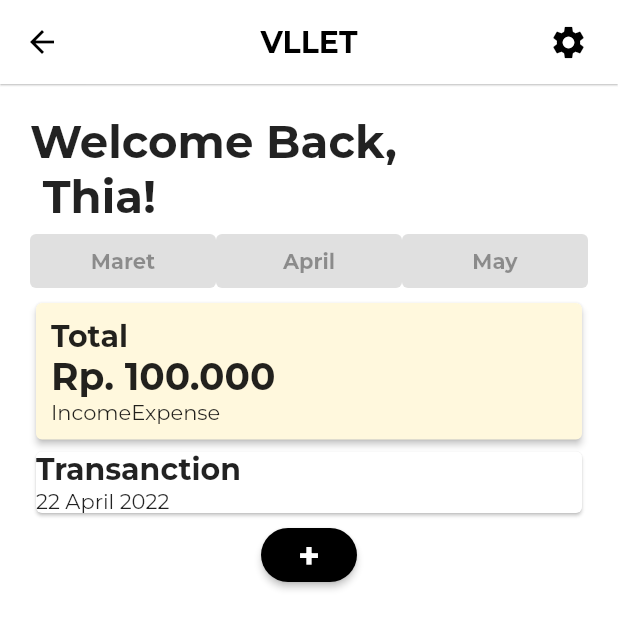
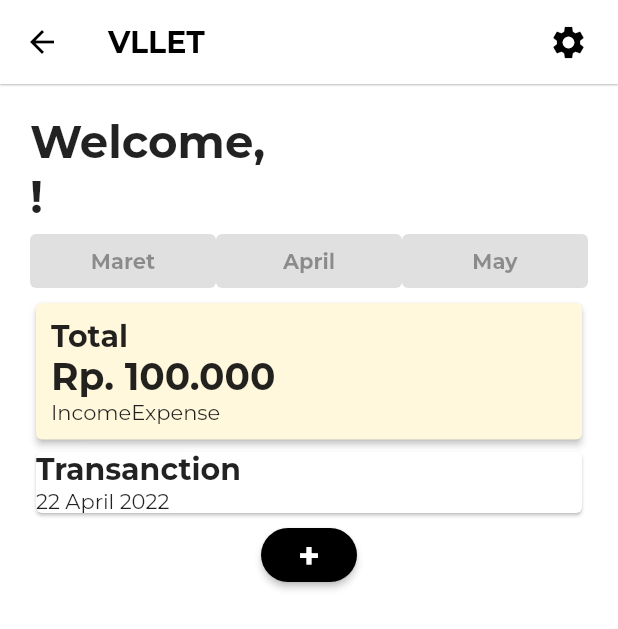
Before and after one commit to mjudianto/VLLET, a Flutter app: the screen it shows after launch, after a tap on an icon or button, on a phone screen of 412 x 824 dp. Shown: the top 629 px of the screen. Run offline on Flutter 3.47's test engine with Material 2 defaults, Android fonts, the phone set to English and light mode, and no system bars.

Commit message:
add username to home

```diff
--- a/lib/pages/home.dart
+++ b/lib/pages/home.dart
@@ -1,20 +1,18 @@
+import 'package:flutter/src/foundation/key.dart';
+import 'package:flutter/src/widgets/framework.dart';
+
 import 'package:flutter/material.dart';
 import 'package:vllet/pages/addtransaction.dart';
 import 'package:vllet/pages/setting.dart';
 
-class Home extends StatefulWidget {
-  Home({Key? key}) : super(key: key);
+class Home extends StatelessWidget {
+  String username;
+  Home(this.username);
 
-  @override
-  State<Home> createState() => _HomeState();
-}
-
-class _HomeState extends State<Home> {
   @override
   Widget build(BuildContext context) {
     return Scaffold(
       appBar: AppBar(
-        centerTitle: mounted,
         title: const Text("VLLET",
             style: TextStyle(
               fontWeight: FontWeight.bold,
@@ -45,9 +43,12 @@ class _HomeState extends State<Home> {
           mainAxisAlignment: MainAxisAlignment.start,
           crossAxisAlignment: CrossAxisAlignment.stretch,
           children: [
-            const Text(
-              "Welcome Back,\n Thia!",
-              style: TextStyle(fontSize: 30, fontWeight: FontWeight.bold),
+            Text(
+              "Welcome, \n" + username + "!",
+              style: TextStyle(
+                fontSize: 30,
+                fontWeight: FontWeight.w700,
+              ),
             ),
             Row(
               children: const [
--- a/lib/pages/register.dart
+++ b/lib/pages/register.dart
@@ -1,8 +1,14 @@
 import 'package:flutter/material.dart';
+import 'package:flutter/src/foundation/key.dart';
+import 'package:flutter/src/widgets/framework.dart';
 
-import 'home.dart';
+import './home.dart';
+
 
 class Register extends StatelessWidget {
+
+  final myController = TextEditingController();
+
   @override
   Widget build(BuildContext context) {
     return MaterialApp(
@@ -23,7 +29,7 @@ class Register extends StatelessWidget {
             mainAxisAlignment: MainAxisAlignment.center,
             crossAxisAlignment: CrossAxisAlignment.center,
             children: [
-              const Expanded(
+              Expanded(
                 child: Center(
                   child: Align(
                     alignment: Alignment.bottomCenter,
@@ -32,8 +38,7 @@ class Register extends StatelessWidget {
                       style: TextStyle(
                         color: Colors.white,
                         fontSize: 50,
-                        fontWeight: FontWeight.w700,
-                      ),
+                        fontWeight: FontWeight.w700,),
                     ),
                   ),
                 ),
@@ -45,23 +50,25 @@ class Register extends StatelessWidget {
                     mainAxisAlignment: MainAxisAlignment.end,
                     crossAxisAlignment: CrossAxisAlignment.start,
                     children: [
-                      const Text(
+                      Text(
                         "How Should We Call You?",
                         style: TextStyle(
                           fontSize: 25,
                           fontWeight: FontWeight.w700,
                         ),
                       ),
-                      const Center(
+                      Center(
                         child: Align(
                           alignment: Alignment.bottomCenter,
-                          child: TextField(
+                          child : TextField(
+                            controller: myController,
                             decoration: InputDecoration(
                               border: null,
                               hintText: 'Your Name',
                               hintStyle: TextStyle(
                                 fontSize: 20,
-                                )),
+                              )
+                            ),
                           ),
                         ),
                       ),
@@ -73,24 +80,24 @@ class Register extends StatelessWidget {
                           child: ElevatedButton(
                             style: ElevatedButton.styleFrom(
                               primary: Colors.black,
-                                shape: RoundedRectangleBorder(
-                                    borderRadius: BorderRadius.circular(20)),
+                              shape: RoundedRectangleBorder(borderRadius: BorderRadius.circular(20)),
                             ),
                             onPressed: () {
                               Navigator.push(
                                 context,
                                 MaterialPageRoute(
-                                      builder: (context) => Home()),
+                                  builder: (context) => Home(myController.text)),
                               );
                             },
-                              child: const Text(
+                            child: Text(
                               'Next  -->',
                               style: TextStyle(
                                 color: Colors.white,
                                 fontSize: 25,
                                 fontWeight: FontWeight.w700,
                               ),
-                              )),
+                            )
+                          ),
                         ),
                       )
                     ],
```
Lines whose indentation alone changed are shown as unchanged.
